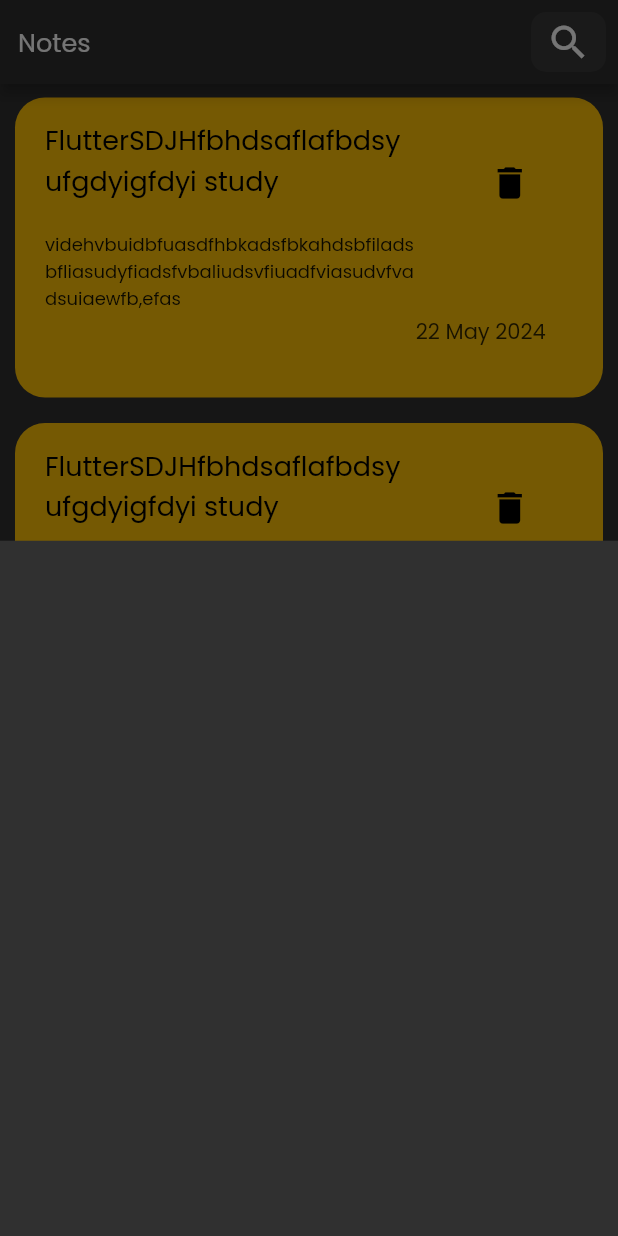
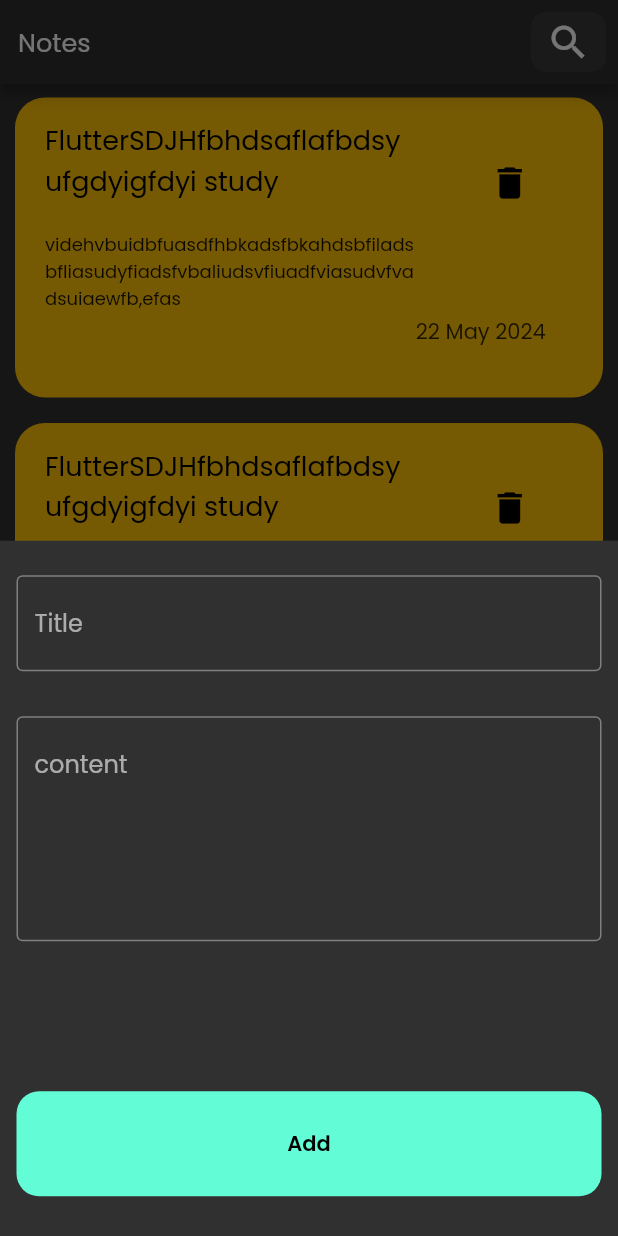
Before and after one commit to Hossam-Amer/Notes_app, a Flutter app: the screen it shows after launch, after a tap on the "add" icon, on a phone screen of 412 x 824 dp. Run offline on Flutter 3.47's test engine with Material 2 defaults, Android fonts, the phone set to English and light mode, and no system bars.

Commit message:
note bottom sheet final

```diff
--- a/lib/Pages/home_page.dart
+++ b/lib/Pages/home_page.dart
@@ -16,16 +16,14 @@ class _HomePageState extends State<HomePage> {
   Widget build(BuildContext context) {
     return Scaffold(
       floatingActionButton: FloatingActionButton(
-          backgroundColor: const Color.fromARGB(255, 62, 62, 62),
           onPressed: () {
             showModalBottomSheet(context: context, builder: (context){
               return AddNoteSheet() ;
             });
           },
-          child: Icon(
-            Icons.add,
-            color: Colors.white.withOpacity(0.9),
-          )),
+          child: const Icon(
+            Icons.add
+          ,grade: 100,),),
       appBar: AppBar(
         backgroundColor: const Color.fromRGBO(45, 45, 45, 1),
         flexibleSpace: Align(
@@ -61,6 +59,7 @@ class _HomePageState extends State<HomePage> {
                   ),
                   onTap: () {
                     print("asdasdsf");
+
                   },
                 ),
               ],
--- a/lib/widgets/add_note_bottom_sheet.dart
+++ b/lib/widgets/add_note_bottom_sheet.dart
@@ -1,9 +1,66 @@
 import 'package:flutter/material.dart';
+
 class AddNoteSheet extends StatelessWidget {
   const AddNoteSheet({super.key});
 
   @override
   Widget build(BuildContext context) {
-    return Container();
+    return SingleChildScrollView(
+      child: Padding(
+        padding: const EdgeInsets.symmetric(
+          horizontal: 11.0,
+          vertical: 8,
+        ),
+        child: Column(
+          children: [
+            const SizedBox(
+              height: 15,
+            ),
+            const TextField(
+              decoration: InputDecoration(
+                border: OutlineInputBorder(),
+                hintText: 'Title',
+              ),
+            ),
+            const SizedBox(
+              height: 30,
+            ),
+            const TextField(
+              decoration: InputDecoration(
+                border: OutlineInputBorder(),
+                hintText: 'content',
+              ),
+              maxLines: 5,
+            ),
+            const SizedBox(
+              height: 100,
+            ),
+            Center(
+              child: GestureDetector(
+                child: Container(
+                  decoration: BoxDecoration(
+                      color: const Color.fromRGBO(98, 253, 214, 1),
+                      borderRadius: BorderRadius.circular(15)),
+                  width: MediaQuery.of(context).size.width,
+                  height: 70,
+                  child: const Center(
+                    child: Text(
+                      "Add",
+                      style: TextStyle(
+                        color: Colors.black,
+                        fontWeight: FontWeight.w600,
+                      ),
+                    ),
+                  ),
+                ),
+              ),
+            ),
+            const SizedBox(
+              height: 20,
+            )
+          ],
+        ),
+      ),
+    );
   }
 }
```
